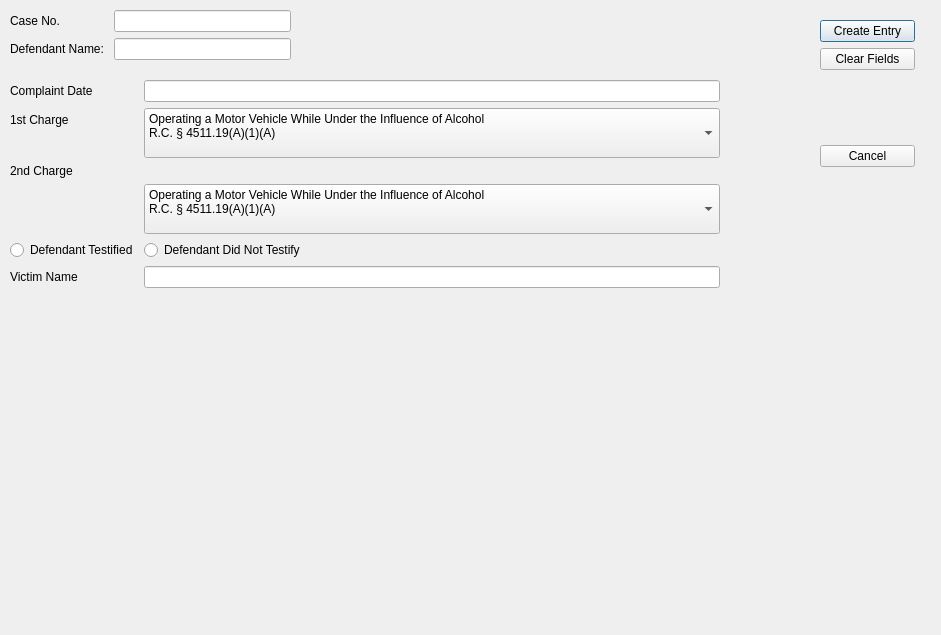
Above: ui/JuryInstructionsDialog.ui from HunterProgram22/MuniEntry before the change. Below: the same form after it.
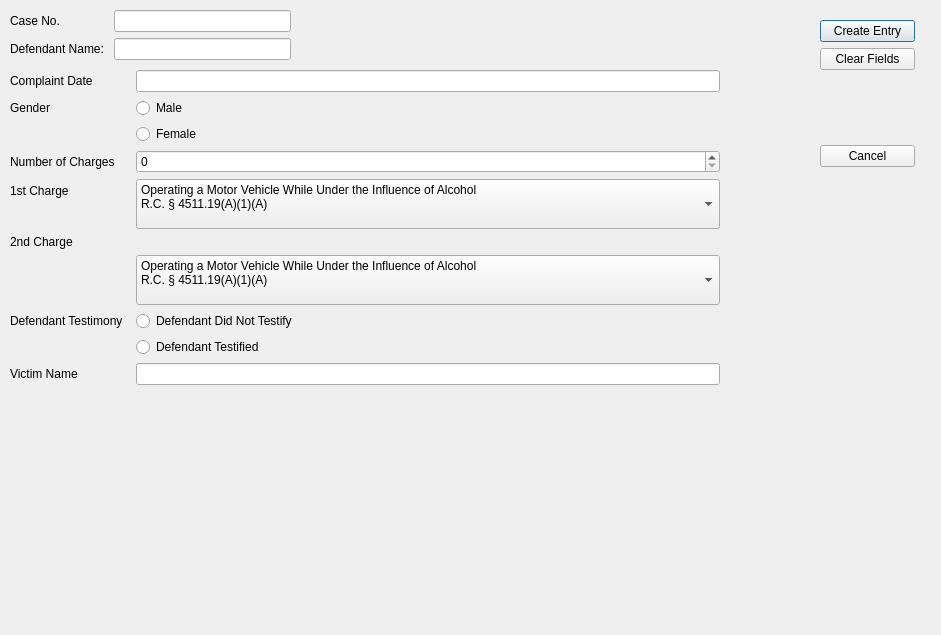
That is the form after the change.

The edit to the form file:
```diff
--- a/ui/JuryInstructionsDialog.ui
+++ b/ui/JuryInstructionsDialog.ui
@@ -95,9 +95,9 @@
    <property name="geometry">
     <rect>
      <x>10</x>
-     <y>80</y>
+     <y>70</y>
      <width>710</width>
-     <height>291</height>
+     <height>341</height>
     </rect>
    </property>
    <layout class="QFormLayout" name="formLayout_2">
@@ -108,78 +108,34 @@
       </property>
      </widget>
     </item>
-    <item row="2" column="0">
-     <widget class="QLabel" name="label_4">
-      <property name="text">
-       <string>1st Charge</string>
-      </property>
-     </widget>
-    </item>
-    <item row="3" column="0">
-     <widget class="QLabel" name="label_5">
-      <property name="text">
-       <string>2nd Charge</string>
-      </property>
-     </widget>
-    </item>
-    <item row="5" column="0">
-     <widget class="QRadioButton" name="radioButton">
-      <property name="text">
-       <string>Defendant Testified</string>
-      </property>
-      <attribute name="buttonGroup">
-       <string notr="true">buttonGroup</string>
-      </attribute>
-     </widget>
-    </item>
-    <item row="5" column="1">
-     <widget class="QRadioButton" name="radioButton_2">
-      <property name="text">
-       <string>Defendant Did Not Testify</string>
-      </property>
-      <attribute name="buttonGroup">
-       <string notr="true">buttonGroup</string>
-      </attribute>
-     </widget>
-    </item>
     <item row="0" column="1">
      <widget class="QLineEdit" name="ComplaintDate_lineEdit"/>
     </item>
-    <item row="6" column="0">
-     <widget class="QLabel" name="label_6">
+    <item row="1" column="0">
+     <widget class="QLabel" name="label_7">
       <property name="text">
-       <string>Victim Name</string>
+       <string>Gender</string>
       </property>
      </widget>
     </item>
-    <item row="6" column="1">
-     <widget class="QLineEdit" name="VictimName_lineEdit"/>
-    </item>
-    <item row="4" column="1">
-     <widget class="QComboBox" name="SecondCharge_comboBox">
-      <property name="minimumSize">
-       <size>
-        <width>0</width>
-        <height>50</height>
-       </size>
-      </property>
-      <item>
-       <property name="text">
-        <string>Operating a Motor Vehicle While Under the Influence of Alcohol 
-R.C. § 4511.19(A)(1)(A)
-</string>
-       </property>
-      </item>
-      <item>
-       <property name="text">
-        <string>Operating a Motor Vehicle with a Prohibited Concentration of Alcohol 
-R.C. § 4511.19(A)(1)(D)
-</string>
-       </property>
-      </item>
-     </widget>
-    </item>
     <item row="2" column="1">
+     <widget class="QRadioButton" name="radioButton_4">
+      <property name="text">
+       <string>Female</string>
+      </property>
+      <attribute name="buttonGroup">
+       <string notr="true">buttonGroup_2</string>
+      </attribute>
+     </widget>
+    </item>
+    <item row="4" column="0">
+     <widget class="QLabel" name="label_4">
+      <property name="text">
+       <string>1st Charge</string>
+      </property>
+     </widget>
+    </item>
+    <item row="4" column="1">
      <widget class="QComboBox" name="FirstCharge_comboBox">
       <property name="sizePolicy">
        <sizepolicy hsizetype="Preferred" vsizetype="Fixed">
@@ -209,6 +165,94 @@
       </item>
      </widget>
     </item>
+    <item row="5" column="0">
+     <widget class="QLabel" name="label_5">
+      <property name="text">
+       <string>2nd Charge</string>
+      </property>
+     </widget>
+    </item>
+    <item row="6" column="1">
+     <widget class="QComboBox" name="SecondCharge_comboBox">
+      <property name="minimumSize">
+       <size>
+        <width>0</width>
+        <height>50</height>
+       </size>
+      </property>
+      <item>
+       <property name="text">
+        <string>Operating a Motor Vehicle While Under the Influence of Alcohol 
+R.C. § 4511.19(A)(1)(A)
+</string>
+       </property>
+      </item>
+      <item>
+       <property name="text">
+        <string>Operating a Motor Vehicle with a Prohibited Concentration of Alcohol 
+R.C. § 4511.19(A)(1)(D)
+</string>
+       </property>
+      </item>
+     </widget>
+    </item>
+    <item row="7" column="1">
+     <widget class="QRadioButton" name="radioButton_2">
+      <property name="text">
+       <string>Defendant Did Not Testify</string>
+      </property>
+      <attribute name="buttonGroup">
+       <string notr="true">buttonGroup</string>
+      </attribute>
+     </widget>
+    </item>
+    <item row="9" column="0">
+     <widget class="QLabel" name="label_6">
+      <property name="text">
+       <string>Victim Name</string>
+      </property>
+     </widget>
+    </item>
+    <item row="9" column="1">
+     <widget class="QLineEdit" name="VictimName_lineEdit"/>
+    </item>
+    <item row="1" column="1">
+     <widget class="QRadioButton" name="radioButton_3">
+      <property name="text">
+       <string>Male</string>
+      </property>
+      <attribute name="buttonGroup">
+       <string notr="true">buttonGroup_2</string>
+      </attribute>
+     </widget>
+    </item>
+    <item row="8" column="1">
+     <widget class="QRadioButton" name="radioButton">
+      <property name="text">
+       <string>Defendant Testified</string>
+      </property>
+      <attribute name="buttonGroup">
+       <string notr="true">buttonGroup</string>
+      </attribute>
+     </widget>
+    </item>
+    <item row="7" column="0">
+     <widget class="QLabel" name="label_8">
+      <property name="text">
+       <string>Defendant Testimony  </string>
+      </property>
+     </widget>
+    </item>
+    <item row="3" column="0">
+     <widget class="QLabel" name="label_9">
+      <property name="text">
+       <string>Number of Charges</string>
+      </property>
+     </widget>
+    </item>
+    <item row="3" column="1">
+     <widget class="QSpinBox" name="spinBox"/>
+    </item>
    </layout>
   </widget>
  </widget>
```
Left out of the diff: 18 changed lines with no effect on the pictures.
